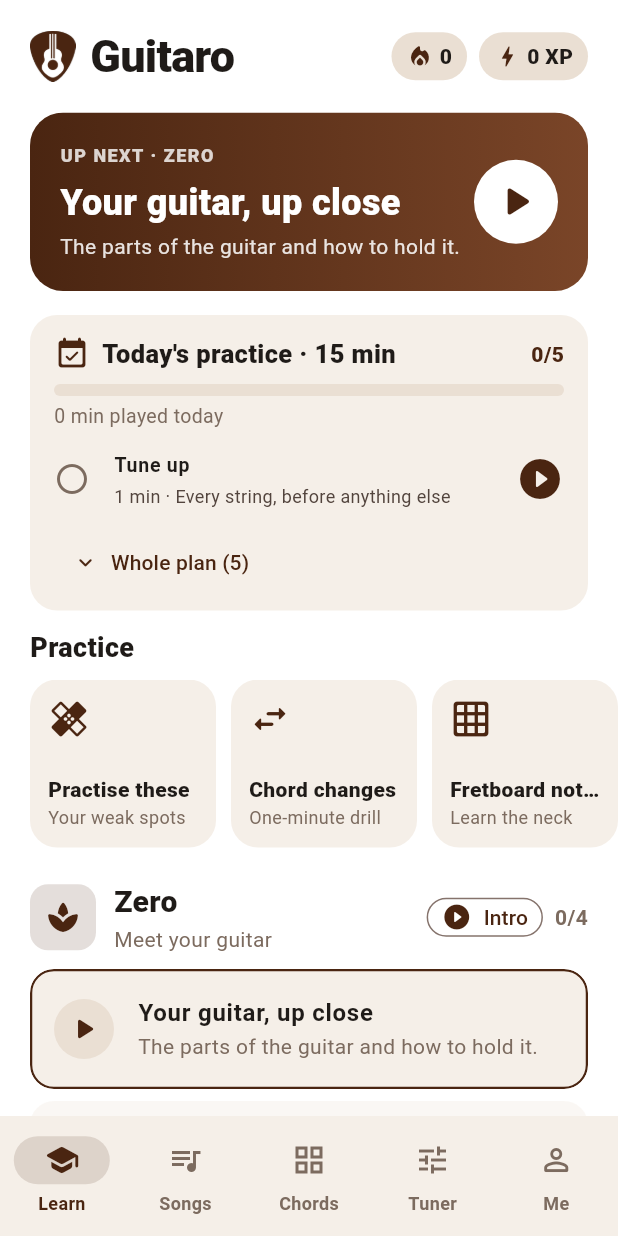
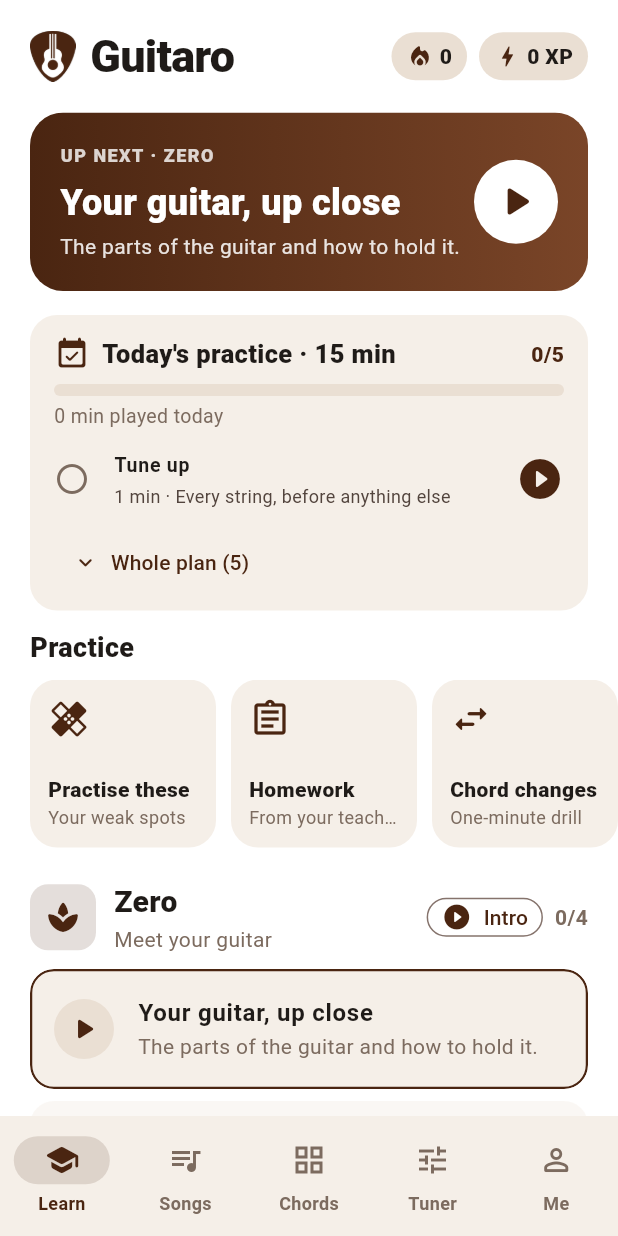
Before and after one commit to Nkbtemmy/guitar, a Flutter app: the screen it shows after launch, on a phone screen of 412 x 824 dp. Run offline on Flutter 3.47's test engine with Material 3 defaults, Android fonts, the phone set to English and light mode, and no system bars; our stand-ins replace audioplayers, firebase_analytics, firebase_core, firebase_crashlytics, flutter_local_notifications, share_plus and 5 more; missing offline and left inert: record; accounts and stored records are empty; statements that could not run were skipped.

Commit message:
feat: homework and a progress report for teachers
- Homework: a teacher sets a song, a sheet's tab or a lesson song, with a
  speed to reach, an optional due date and a note.
  - It ticks itself off after a whole run at that speed or faster with 80%
    right (play-along or the tab player), or by hand.
  - It joins today's plan while there's some to do.
- Progress report: the course, the week's practice time and streak, chord
  changes (best and first), best scores, homework and the top weak spots,
  as text to send from any chat app (share_plus) or copy. The student's
  name is kept for it.
- Weak spots and homework open their song or tab through one shared
  openPlace.
- README: the practice tools and tunings.

Co-Authored-By: Claude Opus 5.5 <noreply@anthropic.com>

```diff
--- a/lib/practice/plan.dart
+++ b/lib/practice/plan.dart
@@ -2,20 +2,21 @@ import '../curriculum/models.dart';
 import '../progress/practice_log.dart';
 
 /// What a plan item opens.
-enum PlanKind { tune, fretboard, ear, changes, spot, metronome, lesson, songs }
+enum PlanKind { tune, fretboard, ear, changes, spot, metronome, homework, lesson, songs }
 
 /// One part of today's practice.
 class PlanItem {
-  const PlanItem(this.kind, this.title, this.detail, this.minutes, {this.spot, this.lesson, this.pair});
+  const PlanItem(this.kind, this.title, this.detail, this.minutes, {this.spot, this.lesson, this.pair, this.homework});
 
   final PlanKind kind;
   final String title, detail;
   final int minutes;
 
-  /// What it practises, when it's a weak spot, a lesson or a chord pair.
+  /// What it practises, when it's a weak spot, a lesson, a chord pair or homework.
   final WeakSpot? spot;
   final Lesson? lesson;
   final (String, String)? pair;
+  final Homework? homework;
 
   /// Ticked off by this, for the day.
   String get id => kind.name;
@@ -23,8 +24,8 @@ class PlanItem {
 
 /// Today's practice: about a quarter of an hour, the way a teacher would lay it out. Tune up,
 /// warm up (the fretboard one day, ear training the next), drill a chord change, fix the part
-/// that keeps going wrong, then move the course on.
-List<PlanItem> dailyPlan({required DateTime day, Lesson? nextLesson, (String, String)? pair, WeakSpot? spot}) {
+/// that keeps going wrong, do the [homework] there is, then move the course on.
+List<PlanItem> dailyPlan({required DateTime day, Lesson? nextLesson, (String, String)? pair, WeakSpot? spot, Homework? homework}) {
   final (a, b) = pair ?? ('C', 'G');
   return [
     const PlanItem(PlanKind.tune, 'Tune up', 'Every string, before anything else', 1),
@@ -36,6 +37,9 @@ List<PlanItem> dailyPlan({required DateTime day, Lesson? nextLesson, (String, St
       PlanItem(PlanKind.spot, 'Fix: ${spot.title}', spot.detail, 3, spot: spot)
     else
       const PlanItem(PlanKind.metronome, 'Strum in time', 'Your strumming pattern with the metronome', 3),
+    if (homework != null)
+      PlanItem(PlanKind.homework, 'Homework: ${homework.title}', 'Play it through at ${(homework.tempo * 100).round()}% speed', 3,
+          homework: homework),
     if (nextLesson != null)
       PlanItem(PlanKind.lesson, 'Lesson: ${nextLesson.title}', 'Next in the course', 7, lesson: nextLesson)
     else
--- a/lib/progress/practice_log.dart
+++ b/lib/progress/practice_log.dart
@@ -120,8 +120,54 @@ class Take {
       );
 }
 
+/// Something a teacher set: a song (or a tab) to play through at [tempo] (a share of its full
+/// speed), by [due]. It's done when the learner manages it, or when ticked off by hand.
+class Homework {
+  Homework({
+    required this.id,
+    required this.place,
+    required this.title,
+    this.tempo = 1.0,
+    this.due,
+    this.note = '',
+    this.done = false,
+    DateTime? created,
+  }) : created = created ?? DateTime.now();
+
+  final String id;
+  final SpotPlace place;
+  final String title;
+  final double tempo;
+  final DateTime? due;
+  final String note;
+  bool done;
+  final DateTime created;
+
+  Map<String, Object?> toJson() => {
+        'id': id,
+        'place': place.toJson(),
+        'title': title,
+        'tempo': tempo,
+        'due': due?.millisecondsSinceEpoch,
+        'note': note,
+        'done': done,
+        'created': created.millisecondsSinceEpoch,
+      };
+
+  static Homework fromJson(Map<String, dynamic> j) => Homework(
+        id: j['id'] as String,
+        place: SpotPlace.fromJson(Map<String, dynamic>.from(j['place'] as Map)),
+        title: j['title'] as String,
+        tempo: (j['tempo'] as num?)?.toDouble() ?? 1.0,
+        due: j['due'] == null ? null : DateTime.fromMillisecondsSinceEpoch((j['due'] as num).toInt()),
+        note: j['note'] as String? ?? '',
+        done: j['done'] as bool? ?? false,
+        created: DateTime.fromMillisecondsSinceEpoch((j['created'] as num).toInt()),
+      );
+}
+
 /// What the learner has practised, kept on the device: the parts they keep missing (to practise
-/// next), their chord-change minutes, and more as the practice tools record it.
+/// next), their chord-change minutes, homework, and more as the practice tools record it.
 class PracticeLog extends ChangeNotifier {
   PracticeLog([this._prefs]) {
     final raw = _prefs?.getString(_key);
@@ -133,6 +179,11 @@ class PracticeLog extends ChangeNotifier {
       }
       for (final MapEntry(:key, :value) in (j['done'] as Map? ?? const {}).entries) {
         _done[key as String] = {for (final item in value as List) item as String};
+      }
+      for (final h in j['homework'] as List? ?? const []) {
+        try {
+          _homework.add(Homework.fromJson(Map<String, dynamic>.from(h as Map)));
+        } catch (_) {}
       }
       for (final t in j['takes'] as List? ?? const []) {
         try {
@@ -170,6 +221,7 @@ class PracticeLog extends ChangeNotifier {
   final _changes = <String, List<ChangeRun>>{};
   final _bests = <String, int>{};
   final _takes = <Take>[];
+  final _homework = <Homework>[];
 
   /// Seconds practised, and plan items done, by day ("2026-10-31").
   final _seconds = <String, int>{};
@@ -249,6 +301,16 @@ class PracticeLog extends ChangeNotifier {
     return runs == null || runs.isEmpty ? null : runs.map((r) => r.count).reduce((x, y) => x > y ? x : y);
   }
 
+  /// Every pair practised, most recent first.
+  List<(String, String)> get changePairs {
+    final pairs = _changes.entries.where((e) => e.value.isNotEmpty).toList()
+      ..sort((x, y) => y.value.last.at.compareTo(x.value.last.at));
+    return [
+      for (final e in pairs)
+        if (e.key.split('|') case [final a, final b]) (a, b),
+    ];
+  }
+
   /// The pair practised most recently, as (a, b).
   (String, String)? get lastChangePair {
     MapEntry<String, List<ChangeRun>>? latest;
@@ -269,6 +331,43 @@ class PracticeLog extends ChangeNotifier {
     if (runs.length > 60) runs.removeAt(0);
     _save();
     return best == null ? count > 0 : count > best;
+  }
+
+  /// Homework still to do first (soonest due first), then what's done.
+  List<Homework> get homework => [..._homework]..sort((a, b) {
+      if (a.done != b.done) return a.done ? 1 : -1;
+      final ad = a.due ?? DateTime(9999), bd = b.due ?? DateTime(9999);
+      return ad.compareTo(bd);
+    });
+
+  void addHomework(Homework h) {
+    _homework.add(h);
+    _save();
+  }
+
+  void removeHomework(Homework h) {
+    _homework.removeWhere((x) => x.id == h.id);
+    _save();
+  }
+
+  void setHomeworkDone(Homework h, bool done) {
+    h.done = done;
+    _save();
+  }
+
+  /// A run of [place] from beginning to end at [tempo] (share of full speed) with [accuracy] of
+  /// it right: the homework there it meets is done. Returns that homework.
+  List<Homework> completeHomework(SpotPlace place, {required double tempo, required double accuracy}) {
+    final met = [
+      for (final h in _homework)
+        if (!h.done && h.place == place && tempo >= h.tempo - 1e-6 && accuracy >= 0.8) h,
+    ];
+    if (met.isEmpty) return met;
+    for (final h in met) {
+      h.done = true;
+    }
+    _save();
+    return met;
   }
 
   /// The learner's recordings, newest first.
@@ -306,6 +405,7 @@ class PracticeLog extends ChangeNotifier {
           'spots': [for (final s in _spots.values) s.toJson()],
           'bests': _bests,
           'takes': [for (final t in _takes) t.toJson()],
+          'homework': [for (final h in _homework) h.toJson()],
           'seconds': _seconds,
           // Only the last few weeks' plans matter.
           'done': {
--- a/lib/progress/progress_store.dart
+++ b/lib/progress/progress_store.dart
@@ -42,6 +42,7 @@ class ProgressStore extends ChangeNotifier {
       _keepPlaying = j['keepPlaying'] as bool? ?? false;
       _tuning = Tuning.named(j['tuning'] as String? ?? '') ?? Tuning.standard;
       _reminder = (j['reminder'] as num?)?.toInt();
+      _studentName = j['studentName'] as String? ?? '';
       _chordOrientation = ChordOrientation.values.asNameMap()[j['chordChart']] ?? ChordOrientation.upright;
       _stringOrder = StringOrder.values.asNameMap()[j['stringOrder']];
       _chordDisplay = ChordDisplay.values.asNameMap()[j['chordDisplay']] ?? ChordDisplay.both;
@@ -67,6 +68,7 @@ class ProgressStore extends ChangeNotifier {
   bool _keepPlaying = false;
   Tuning _tuning = Tuning.standard;
   int? _reminder;
+  String _studentName = '';
   ChordOrientation _chordOrientation = ChordOrientation.upright;
   // Null until the learner picks one, so it follows the app's default until then.
   StringOrder? _stringOrder;
@@ -94,6 +96,9 @@ class ProgressStore extends ChangeNotifier {
 
   /// When to remind the learner to practise, in minutes past midnight; null for never.
   int? get reminder => _reminder;
+
+  /// The student's name, for their progress report.
+  String get studentName => _studentName;
   ChordOrientation get chordOrientation => _chordOrientation;
   StringOrder get stringOrder => _stringOrder ?? StringOrder.lowOnTop;
   ChordDisplay get chordDisplay => _chordDisplay;
@@ -152,6 +157,7 @@ class ProgressStore extends ChangeNotifier {
   set keepPlaying(bool v) => _update(() => _keepPlaying = v);
   set tuning(Tuning v) => _update(() => _tuning = v);
   set reminder(int? v) => _update(() => _reminder = v);
+  set studentName(String v) => _update(() => _studentName = v);
   set chordOrientation(ChordOrientation v) => _update(() => _chordOrientation = v);
   set stringOrder(StringOrder v) => _update(() => _stringOrder = v);
   set chordDisplay(ChordDisplay v) => _update(() => _chordDisplay = v);
@@ -184,6 +190,7 @@ class ProgressStore extends ChangeNotifier {
           'keepPlaying': _keepPlaying,
           'tuning': _tuning.name,
           'reminder': _reminder,
+          'studentName': _studentName,
           'chordChart': _chordOrientation.name,
           if (_stringOrder != null) 'stringOrder': _stringOrder!.name,
           'chordDisplay': _chordDisplay.name,
--- a/lib/ui/practice/practice_hub.dart
+++ b/lib/ui/practice/practice_hub.dart
@@ -6,8 +6,10 @@ import '../theme.dart';
 import 'chord_challenge_screen.dart';
 import 'ear_training_screen.dart';
 import 'fretboard_game_screen.dart';
+import 'homework_screen.dart';
 import 'metronome_screen.dart';
 import 'recordings_screen.dart';
+import 'report_screen.dart';
 import 'weak_spots_screen.dart';
 
 /// The practice tools, as a row of tiles on the Learn tab.
@@ -21,6 +23,7 @@ class PracticeTools extends StatelessWidget {
   Widget build(BuildContext context) {
     final spots = context.select<PracticeLog, int>((p) => p.weakSpots().length);
     final takes = context.select<PracticeLog, int>((p) => p.takes.length);
+    final homework = context.select<PracticeLog, int>((p) => p.homework.where((h) => !h.done).length);
     final changes = context.select<PracticeLog, String>((p) {
       final pair = p.lastChangePair;
       return pair == null ? 'One-minute drill' : '${pair.$1} – ${pair.$2}: best ${p.bestChanges(pair.$1, pair.$2)}';
@@ -32,6 +35,13 @@ class PracticeTools extends StatelessWidget {
         subtitle: spots == 0 ? 'Your weak spots' : '$spots to fix',
         badge: spots > 0,
         onTap: () => _open(context, const WeakSpotsScreen()),
+      ),
+      _Tool(
+        icon: Icons.assignment_outlined,
+        title: 'Homework',
+        subtitle: homework == 0 ? 'From your teacher' : '$homework to do',
+        badge: homework > 0,
+        onTap: () => _open(context, const HomeworkScreen()),
       ),
       _Tool(
         icon: Icons.swap_horiz_rounded,
@@ -62,6 +72,12 @@ class PracticeTools extends StatelessWidget {
         title: 'Recordings',
         subtitle: takes == 0 ? 'Hear yourself' : '$takes kept',
         onTap: () => _open(context, const RecordingsScreen()),
+      ),
+      _Tool(
+        icon: Icons.insights_rounded,
+        title: 'Progress report',
+        subtitle: 'For your teacher',
+        onTap: () => _open(context, const ReportScreen()),
       ),
     ];
     return Column(crossAxisAlignment: CrossAxisAlignment.start, children: [
--- a/lib/ui/practice/song_view.dart
+++ b/lib/ui/practice/song_view.dart
@@ -394,8 +394,11 @@ class _SongViewState extends State<SongView> with Listening, SingleTickerProvide
         // practice tops out at two stars.
         final accuracy = right / _bars.length;
         final score = _tempo >= 1.0 ? accuracy : accuracy * 0.85;
+        final homework = widget.place != null &&
+            context.read<PracticeLog>().completeHomework(widget.place!, tempo: _tempo, accuracy: accuracy).isNotEmpty;
         _finish(score,
-            'You played ${(accuracy * 100).round()}% of the bars right${_tempo < 1 ? ' at ${(_tempo * 100).round()}% speed' : ''}$wentBack.');
+            'You played ${(accuracy * 100).round()}% of the bars right${_tempo < 1 ? ' at ${(_tempo * 100).round()}% speed' : ''}$wentBack.'
+            '${homework ? ' Homework done!' : ''}');
       } else {
         // Part of the song is practice: it doesn't count towards the lesson.
         _finish(null, 'Bars ${_runStart + 1}–$_to: you played $right of ${_to - _runStart} right$wentBack.');
--- a/lib/ui/practice/today_card.dart
+++ b/lib/ui/practice/today_card.dart
@@ -50,6 +50,8 @@ class _TodayCardState extends State<TodayCard> {
         await openSpot(context, item.spot!);
       case PlanKind.metronome:
         await push('', const MetronomeScreen());
+      case PlanKind.homework:
+        await openPlace(context, item.homework!.place, title: item.homework!.title);
       case PlanKind.lesson:
         await push('', LessonScreen(lesson: item.lesson!));
       case PlanKind.songs:
@@ -65,7 +67,13 @@ class _TodayCardState extends State<TodayCard> {
     final progress = context.watch<ProgressStore>();
     final log = context.watch<PracticeLog>();
     final now = DateTime.now();
-    final plan = dailyPlan(day: now, nextLesson: progress.nextLesson(curriculum), pair: log.lastChangePair, spot: log.weakSpots().firstOrNull);
+    final plan = dailyPlan(
+      day: now,
+      nextLesson: progress.nextLesson(curriculum),
+      pair: log.lastChangePair,
+      spot: log.weakSpots().firstOrNull,
+      homework: log.homework.where((h) => !h.done).firstOrNull,
+    );
     final done = plan.where((i) => log.isDone(i.id)).length;
     final minutes = log.practicedOn(now).inMinutes;
     final total = plan.fold(0, (sum, i) => sum + i.minutes);
--- a/lib/ui/practice/weak_spots_screen.dart
+++ b/lib/ui/practice/weak_spots_screen.dart
@@ -8,29 +8,37 @@ import '../sheets/sheet_screen.dart';
 import '../theme.dart';
 import 'song_view.dart';
 
-/// Goes straight to a weak spot: its song's line in play-along, looping, or its tab's bar,
-/// looping. A spot whose song has since been deleted is dropped. Completes when the learner
+/// Opens what [place] points at: a lesson's song or a sheet in play-along (at [from], looping
+/// that line when [repeat]), or a tab in the player (on notes [from]..[to], looping, when [to]
+/// is given). False when it's no longer there (a deleted song). Completes when the learner
 /// comes back.
-Future<void> openSpot(BuildContext context, WeakSpot spot) async {
-  final place = spot.place;
+Future<bool> openPlace(BuildContext context, SpotPlace place, {String? title, int from = 0, int? to, bool repeat = false}) async {
   switch (place.kind) {
     case SpotKind.song:
       final song = context.read<AppServices>().curriculum.songs[place.id];
-      if (song == null) return _gone(context, spot);
+      if (song == null) return false;
       await Navigator.of(context).push(MaterialPageRoute<void>(
         builder: (_) => Scaffold(
-          appBar: AppBar(title: Text(spot.title)),
-          body: SafeArea(child: SongView(song: song, place: place, startBar: spot.from, repeat: true)),
+          appBar: AppBar(title: Text(title ?? song.title)),
+          body: SafeArea(child: SongView(song: song, place: place, startBar: from, repeat: repeat)),
         ),
       ));
     case SpotKind.sheet:
-      if (findSheet(context, place.id) == null) return _gone(context, spot);
-      await openPlayAlong(context, place.id, startBar: spot.from, repeat: true);
+      if (findSheet(context, place.id) == null) return false;
+      await openPlayAlong(context, place.id, startBar: from, repeat: repeat);
     case SpotKind.tab:
       final sheet = findSheet(context, place.id);
-      if (sheet == null) return _gone(context, spot);
-      await openTabPlayer(context, sheet, place.index, from: spot.from, to: spot.to);
+      if (sheet == null) return false;
+      await openTabPlayer(context, sheet, place.index, from: to == null ? null : from, to: to);
   }
+  return true;
+}
+
+/// Goes straight to a weak spot: its song's line in play-along, looping, or its tab's bar,
+/// looping. A spot whose song has since been deleted is dropped.
+Future<void> openSpot(BuildContext context, WeakSpot spot) async {
+  final found = await openPlace(context, spot.place, title: spot.title, from: spot.from, to: spot.place.kind == SpotKind.tab ? spot.to : null, repeat: true);
+  if (!found && context.mounted) _gone(context, spot);
 }
 
 void _gone(BuildContext context, WeakSpot spot) {
--- a/pubspec.yaml
+++ b/pubspec.yaml
@@ -48,6 +48,7 @@ dependencies:
   wakelock_plus: ^1.8.2
   flutter_local_notifications: ^22.3.3
   timezone: ^0.11.2
+  share_plus: ^13.3.1
 
 dev_dependencies:
   flutter_test:
```
Also changed, not shown: lib/practice/report.dart (added, +68 -0 lines), lib/ui/practice/homework_screen.dart (added, +180 -0 lines), lib/ui/practice/report_screen.dart (added, +82 -0 lines), lib/ui/sheets/tab_player.dart (+8 -2 lines), pubspec.lock, 2 other files.
